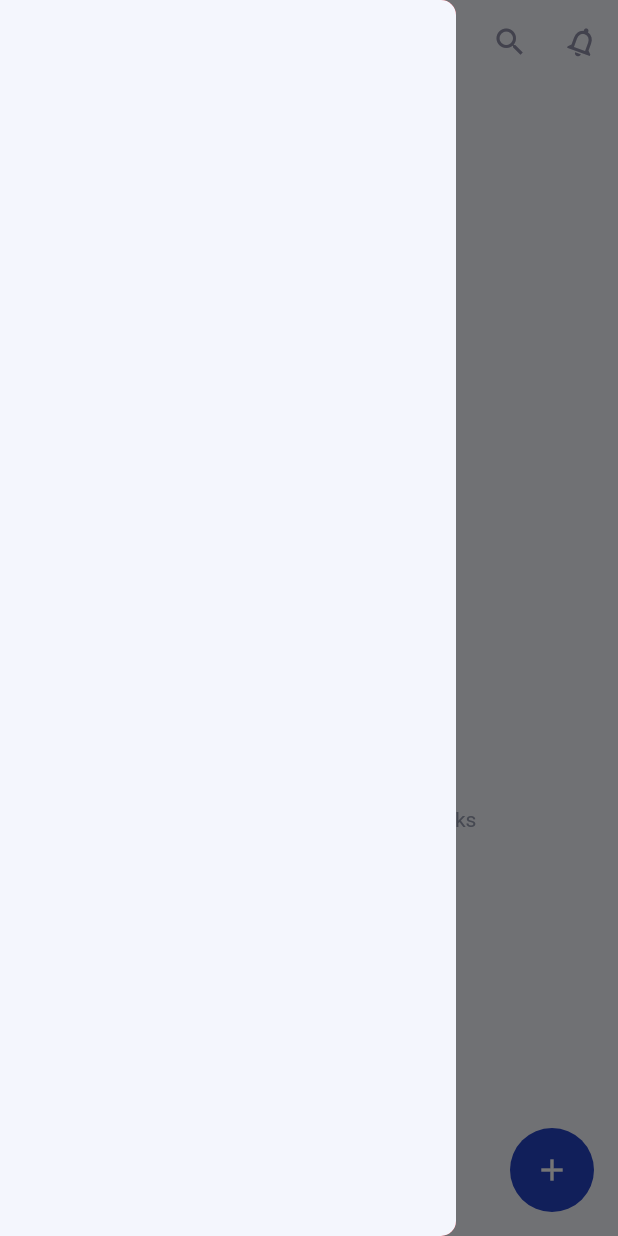
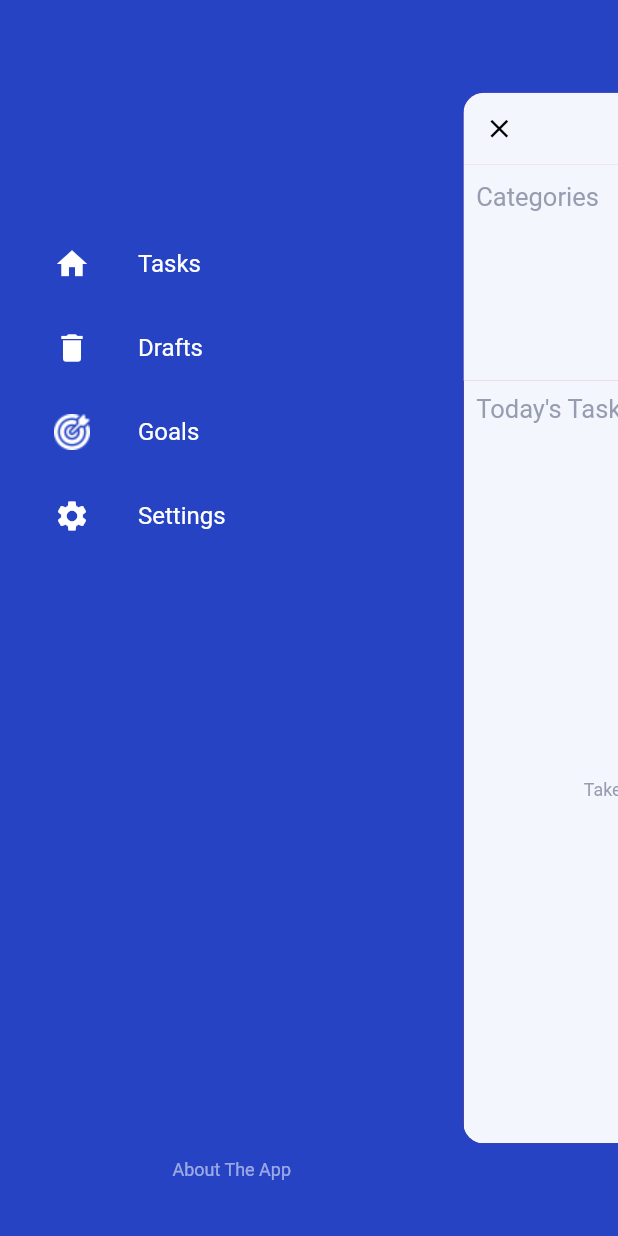
Before and after one commit to EngrTAHAR-Noureddine/ToDoList, a Flutter app: the screen it shows after launch, after a tap on the "menu" icon, on a phone screen of 412 x 824 dp. Run offline on Flutter 3.47's test engine with Material 2 defaults, Android fonts, the phone set to English and light mode, and no system bars; drawn by our look-alikes of flutter_advanced_drawer; our stand-ins replace sqflite; accounts and stored records are empty.

Commit message:
add sweet customer drawer

```diff
--- a/lib/View/home_view.dart
+++ b/lib/View/home_view.dart
@@ -1,4 +1,6 @@
 import 'package:flutter/material.dart';
+import 'package:flutter/services.dart';
+import 'package:flutter_advanced_drawer/flutter_advanced_drawer.dart';
 import 'package:todolist/ModelView/add_new_task.dart';
 import 'dart:math' as math;
 
@@ -14,26 +16,114 @@ class Home extends StatefulWidget {
 
 class _HomeState extends State<Home> {
  // final GlobalKey<FormState> _formKey = GlobalKey<FormState>();
-
-
+  final _advancedDrawerController = AdvancedDrawerController();
+  void _handleMenuButtonPressed() {
+    _advancedDrawerController.showDrawer();
+  }
 
 
   @override
   Widget build(BuildContext context) {
+    SystemChrome.setSystemUIOverlayStyle(SystemUiOverlayStyle(
+      statusBarIconBrightness: Theme.of(context).brightness,
+    ));
+    return AdvancedDrawer(
+      backdropColor: Theme.of(context).primaryColor,
+      controller: _advancedDrawerController,
+      animationCurve: Curves.easeInOut,
+      animationDuration: const Duration(milliseconds: 300),
+      animateChildDecoration: true,
+      childDecoration: const BoxDecoration(
 
-    return Scaffold(
+        borderRadius: const BorderRadius.all(Radius.circular(16)),
+      ),
+      drawer: OrientationBuilder(builder: (context, orientation) {
+        return SafeArea(
+        child: Container(
+
+          alignment: Alignment.center,
+          padding: EdgeInsets.all(20),
+          child: ListTileTheme(
+            textColor: Theme.of(context).splashColor,
+            iconColor: Theme.of(context).splashColor,
+            child: Column(
+
+              children: [
+                (orientation == Orientation.portrait)?Container(
+                    width: 128.0,
+                    height: 128.0,
+
+
+
+                ):Container(),
+                ListTile(
+                  onTap: () {},
+                  leading: Icon(Icons.home),
+                  title: Text('Tasks'),
+                ),
+                ListTile(
+                  onTap: () {},
+                  leading: Icon(Icons.delete),
+                  title: Text('Drafts'),
+                ),
+                ListTile(
+                  onTap: () {},
+                  leading: Image.asset('assets/images/goal.png',color: Theme.of(context).splashColor,),
+                  title: Text('Goals'),
+                ),
+                ListTile(
+                  onTap: () {},
+                  leading: Icon(Icons.settings),
+                  title: Text('Settings'),
+                ),
+                Spacer(),
+                MaterialButton(
+                  child: DefaultTextStyle(
+                    style: TextStyle(
+                      fontSize: 12,
+                      color: Colors.white54,
+                    ),
+                    child: Container(
+                      margin: const EdgeInsets.symmetric(
+                        vertical: 16.0,
+                      ),
+                      child: Text('About The App'),
+                    ),
+                  ),
+                ),
+              ],
+            ),
+          ),
+        ),
+      );
+      }),
+      child: Scaffold(
 
           appBar: AppBar(
             brightness: Theme.of(context).primaryColorBrightness,
 
             backgroundColor: Theme.of(context).backgroundColor,
-          leading: Builder(builder: (BuildContext context) {
+            leading: IconButton(
+            onPressed: _handleMenuButtonPressed,
+            icon: ValueListenableBuilder<AdvancedDrawerValue>(
+              valueListenable: _advancedDrawerController,
+              builder: (_, value, __) {
+                return AnimatedSwitcher(
+                  duration: Duration(milliseconds: 250),
+                  child: Icon(
+                    value.visible ? Icons.clear : Icons.menu,
+                    key: ValueKey<bool>(value.visible),
+                  ),
+                );
+              },
+            ),
+          ), /*Builder(builder: (BuildContext context) {
               return IconButton(
                   icon: Icon(Icons.menu,color:Color(0xFF8F8FA8)),
                   onPressed: () {
                     Scaffold.of(context).openDrawer();
                   });
-          }),
+            }),*/
           elevation: 0,
             actions: [
               IconButton(
@@ -55,7 +145,8 @@ class _HomeState extends State<Home> {
               ),
             ],
           ),
-        body: ToDoListBody(),
+          body:ToDoListBody(),
+
 
             floatingActionButton: FloatingActionButton(
               elevation: 0,
@@ -74,21 +165,9 @@ class _HomeState extends State<Home> {
 
               },
             ),
-          drawer: ClipRRect(
-            borderRadius: BorderRadius.only(
-                topRight: Radius.circular(10), bottomRight: Radius.circular(10)),
 
-            child: Drawer(
-              elevation: 2,
-              child: Container(
-                decoration: BoxDecoration(
-                   // borderRadius: BorderRadius.all(Radius.circular(10)),
-                  color: Theme.of(context).backgroundColor
+
       ),
-                ),
-                ),
-          ),
-
     );
   }
 }
--- a/pubspec.yaml
+++ b/pubspec.yaml
@@ -31,6 +31,7 @@ dependencies:
   sqflite: ^2.0.0+3
   path_provider: ^2.0.2
   provider: ^5.0.0
+  flutter_advanced_drawer: ^1.2.1
 
 dev_dependencies:
   flutter_test:
@@ -50,9 +51,8 @@ flutter:
   uses-material-design: true
 
   # To add assets to your application, add an assets section, like this:
-  # assets:
-  #   - images/a_dot_burr.jpeg
-  #   - images/a_dot_ham.jpeg
+  assets:
+    - assets/images/goal.png
 
   # An image asset can refer to one or more resolution-specific "variants", see
   # https://flutter.dev/assets-and-images/#resolution-aware.
```
Also changed, not shown: assets/images/goal.png (added), assets/images/goal.svg (added), pubspec.lock. Lines whose indentation alone changed are shown as unchanged.
